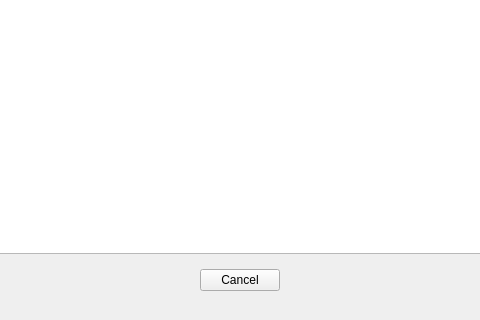
Old version of the form src/qt/forms/voteaddressesdialog.ui in the repository SmartCash/Core-Smart; both pictures show x 210 to 690 and y 180 to 500 of the 900 by 500 pixel window.
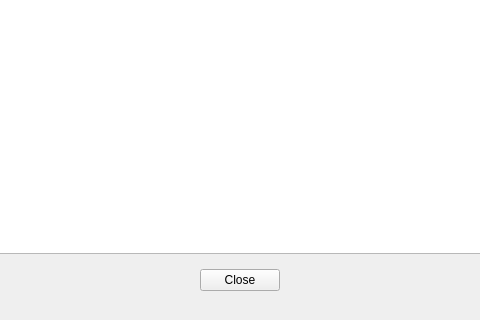
New version of the form.

Commit message: Voting power dialog - changed the Cancel button to a Close button.

What changed in the file:
```diff
--- a/src/qt/forms/voteaddressesdialog.ui
+++ b/src/qt/forms/voteaddressesdialog.ui
@@ -133,7 +133,7 @@
       <item>
        <widget class="QPushButton" name="button">
         <property name="text">
-         <string>Cancel</string>
+         <string>Close</string>
         </property>
        </widget>
       </item>
```
